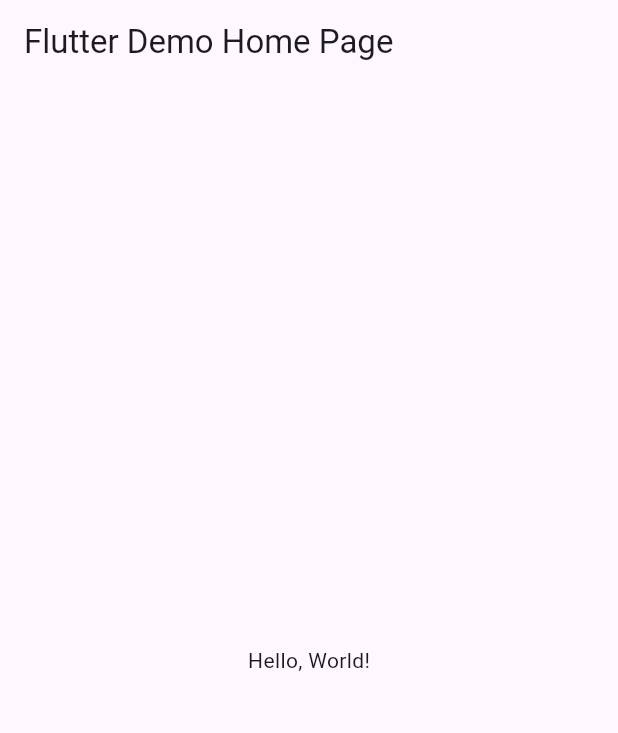
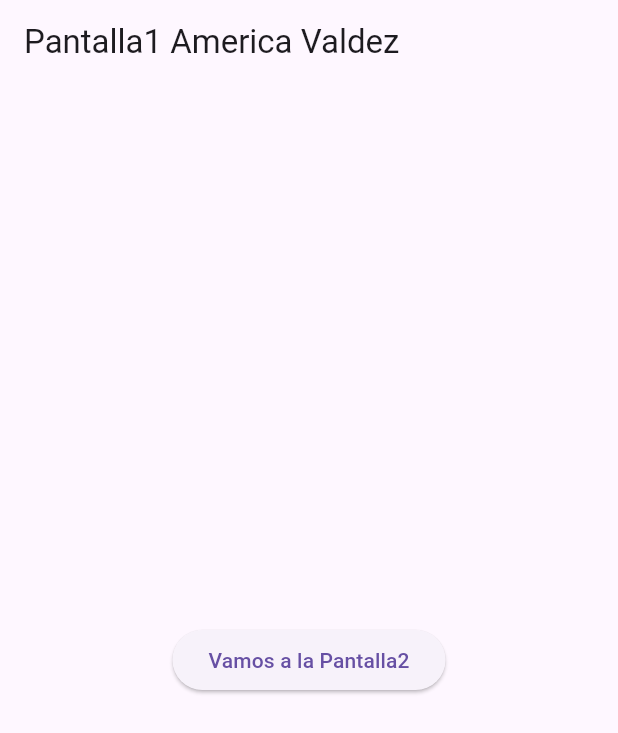
Before and after one commit to ValdezMich128/p12-entrepaginas-6i, a Flutter app: the screen it shows after launch, on a phone screen of 412 x 824 dp. Shown: the top 733 px of the screen. Run offline on Flutter 3.47's test engine with Material 3 defaults, Android fonts, the phone set to English and light mode, and no system bars.

```diff
--- a/lib/main.dart
+++ b/lib/main.dart
@@ -1,43 +1,25 @@
 import 'package:flutter/material.dart';
+import 'package:valdez/pantalla1.dart';
+import 'package:valdez/pantalla2.dart';
 
-void main() => runApp(MyApp());
+void main() => runApp(RutasPaginas());
 
-class MyApp extends StatelessWidget {
-  const MyApp({super.key});
-  // This widget is the root of your application.
+class RutasPaginas extends StatelessWidget {
+  const RutasPaginas({Key? key}) : super(key: key);
+
   @override
   Widget build(BuildContext context) {
     return MaterialApp(
-      // Application name
-      title: 'Flutter Hello World',
-      // Application theme data, you can set the colors for the application as
-      // you want
+      debugShowCheckedModeBanner: false,
+      title: "App entre Paginas",
       theme: ThemeData(
-        // useMaterial3: true,
-        primarySwatch: Colors.blue,
+        primarySwatch: Colors.brown,
       ),
-      // A widget which will be started on application startup
-      home: MyHomePage(title: 'Flutter Demo Home Page'),
-    );
-  }
-}
-
-class MyHomePage extends StatelessWidget {
-  final String title;
-  const MyHomePage({super.key, required this.title});
-
-  @override
-  Widget build(BuildContext context) {
-    return Scaffold(
-      appBar: AppBar(
-        // The title text which will be shown on the action bar
-        title: Text(title),
-      ),
-      body: Center(
-        child: Text(
-          'Hello, World!',
-        ),
-      ),
-    );
-  }
-}
+      initialRoute: "/",
+      routes: {
+        "/": (context) => Pantalla1(),
+        "/pantalla2": (context) => Pantalla2(),
+      }, //navegacion entre paginas
+    ); //fin material
+  } //clase ruta pagina
+} //fin rutas paginas
--- /dev/null
+++ b/lib/pantalla1.dart
@@ -0,0 +1,23 @@
+import 'package:flutter/material.dart';
+import 'package:valdez/pantalla2.dart';
+
+class Pantalla1 extends StatelessWidget {
+  const Pantalla1({Key? key}) : super(key: key);
+
+  @override
+  Widget build(BuildContext context) {
+    return Scaffold(
+      appBar: AppBar(
+        title: const Text('Pantalla1 America Valdez'),
+      ),
+      body: Center(
+          child: ElevatedButton(
+        child: const Text("Vamos a la Pantalla2"),
+        onPressed: () {
+          Navigator.pushNamed(context, "/pantalla2",
+              arguments: "Mensa de pantalla1");
+        },
+      )),
+    );
+  } //widget
+} //fin clase pantalla1
```
Also changed, not shown: lib/pantalla2.dart (added, +29 -0 lines).
